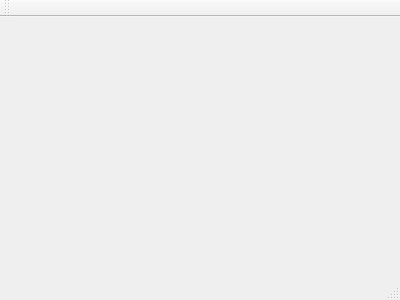
The window that src/mainwindow.ui (mige/Floco) describes before a commit, drawn with Qt 5.
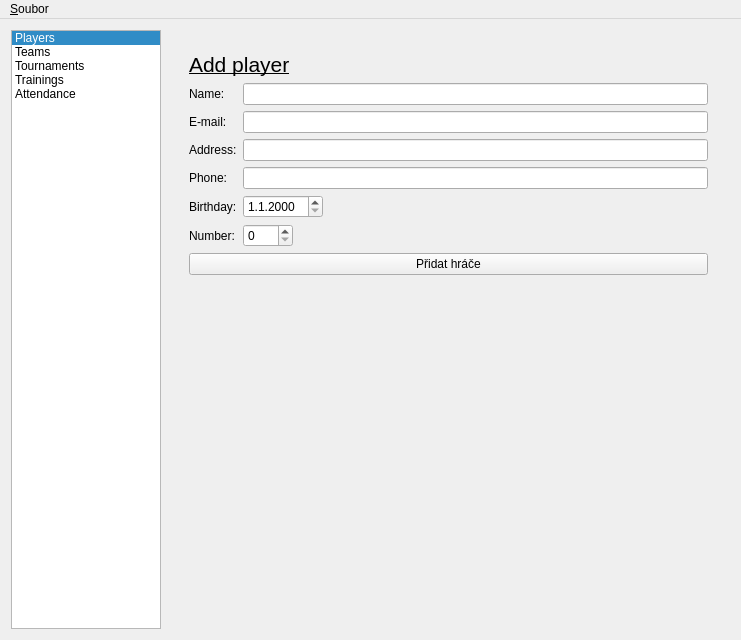
The same window after the commit. The open tabs and pages were chosen to show the change. Icons and pictures are not drawn.

The edit to the form file:
```diff
--- a/src/mainwindow.ui
+++ b/src/mainwindow.ui
@@ -1,24 +1,293 @@
 <ui version="4.0">
  <class>MainWindow</class>
- <widget class="QMainWindow" name="MainWindow" >
-  <property name="geometry" >
+ <widget class="QMainWindow" name="MainWindow">
+  <property name="geometry">
    <rect>
     <x>0</x>
     <y>0</y>
-    <width>400</width>
-    <height>300</height>
+    <width>741</width>
+    <height>640</height>
    </rect>
   </property>
   <property name="windowTitle" >
    <string>MainWindow</string>
   </property>
-  <widget class="QMenuBar" name="menuBar" />
-  <widget class="QToolBar" name="mainToolBar" />
-  <widget class="QWidget" name="centralWidget" />
-  <widget class="QStatusBar" name="statusBar" />
+  <property name="windowIcon">
+   <iconset resource="resources.qrc">
+    <normaloff>:/icons/icons/floco-128.png</normaloff>:/icons/icons/floco-128.png</iconset>
+  </property>
+  <widget class="QWidget" name="centralWidget">
+   <layout class="QHBoxLayout" name="horizontalLayout">
+    <item>
+     <widget class="QListWidget" name="listWidget">
+      <property name="maximumSize">
+       <size>
+        <width>150</width>
+        <height>16777215</height>
+       </size>
+      </property>
+      <property name="showDropIndicator" stdset="0">
+       <bool>false</bool>
+      </property>
+      <property name="iconSize">
+       <size>
+        <width>48</width>
+        <height>48</height>
+       </size>
+      </property>
+      <property name="uniformItemSizes">
+       <bool>true</bool>
+      </property>
+      <property name="currentRow">
+       <number>0</number>
+      </property>
+      <item>
+       <property name="text">
+        <string>Players</string>
+       </property>
+       <property name="icon">
+        <iconset resource="resources.qrc">
+         <normaloff>:/icons/icons/player-48.png</normaloff>:/icons/icons/player-48.png</iconset>
+       </property>
+      </item>
+      <item>
+       <property name="text">
+        <string>Teams</string>
+       </property>
+       <property name="icon">
+        <iconset resource="resources.qrc">
+         <normaloff>:/icons/icons/team-48.png</normaloff>:/icons/icons/team-48.png</iconset>
+       </property>
+      </item>
+      <item>
+       <property name="text">
+        <string>Tournaments</string>
+       </property>
+       <property name="icon">
+        <iconset resource="resources.qrc">
+         <normaloff>:/icons/icons/tournament-48.png</normaloff>:/icons/icons/tournament-48.png</iconset>
+       </property>
+      </item>
+      <item>
+       <property name="text">
+        <string>Trainings</string>
+       </property>
+       <property name="icon">
+        <iconset resource="resources.qrc">
+         <normaloff>:/icons/icons/training-48.png</normaloff>:/icons/icons/training-48.png</iconset>
+       </property>
+      </item>
+      <item>
+       <property name="text">
+        <string>Attendance</string>
+       </property>
+       <property name="icon">
+        <iconset resource="resources.qrc">
+         <normaloff>:/icons/icons/attendance-48.png</normaloff>:/icons/icons/attendance-48.png</iconset>
+       </property>
+      </item>
+     </widget>
+    </item>
+    <item>
+     <widget class="QStackedWidget" name="stackedWidget">
+      <property name="currentIndex">
+       <number>0</number>
+      </property>
+      <widget class="QWidget" name="pagePlayers">
+       <layout class="QVBoxLayout" name="verticalLayout">
+        <item>
+         <widget class="QStackedWidget" name="stackedWidgetPlayers">
+          <widget class="QWidget" name="pagePlayersShow">
+           <layout class="QVBoxLayout" name="verticalLayout_2">
+            <item>
+             <widget class="QTreeView" name="treeView"/>
+            </item>
+            <item>
+             <widget class="QPushButton" name="pushButton">
+              <property name="text">
+               <string>Nový hráč</string>
+              </property>
+              <property name="icon">
+               <iconset resource="resources.qrc">
+                <normaloff>:/icons/icons/add-32.png</normaloff>:/icons/icons/add-32.png</iconset>
+              </property>
+              <property name="iconSize">
+               <size>
+                <width>32</width>
+                <height>32</height>
+               </size>
+              </property>
+             </widget>
+            </item>
+           </layout>
+          </widget>
+          <widget class="QWidget" name="pageDetailPlayer"/>
+          <widget class="QWidget" name="pageAddPlayer">
+           <layout class="QVBoxLayout" name="verticalLayout_3">
+            <item>
+             <widget class="QLabel" name="label">
+              <property name="font">
+               <font>
+                <pointsize>16</pointsize>
+                <weight>50</weight>
+                <bold>false</bold>
+                <underline>true</underline>
+               </font>
+              </property>
+              <property name="text">
+               <string>Add player</string>
+              </property>
+             </widget>
+            </item>
+            <item>
+             <layout class="QFormLayout" name="formLayout">
+              <item row="0" column="0">
+               <widget class="QLabel" name="label_2">
+                <property name="text">
+                 <string>Name:</string>
+                </property>
+               </widget>
+              </item>
+              <item row="0" column="1">
+               <widget class="QLineEdit" name="lineEdit"/>
+              </item>
+              <item row="1" column="0">
+               <widget class="QLabel" name="label_3">
+                <property name="text">
+                 <string>E-mail:</string>
+                </property>
+               </widget>
+              </item>
+              <item row="1" column="1">
+               <widget class="QLineEdit" name="lineEdit_2"/>
+              </item>
+              <item row="2" column="0">
+               <widget class="QLabel" name="label_4">
+                <property name="text">
+                 <string>Address:</string>
+                </property>
+               </widget>
+              </item>
+              <item row="2" column="1">
+               <widget class="QLineEdit" name="lineEdit_3"/>
+              </item>
+              <item row="3" column="0">
+               <widget class="QLabel" name="label_5">
+                <property name="text">
+                 <string>Phone:</string>
+                </property>
+               </widget>
+              </item>
+              <item row="3" column="1">
+               <widget class="QLineEdit" name="lineEdit_4"/>
+              </item>
+              <item row="4" column="0">
+               <widget class="QLabel" name="label_6">
+                <property name="text">
+                 <string>Birthday:</string>
+                </property>
+               </widget>
+              </item>
+              <item row="4" column="1">
+               <widget class="QDateEdit" name="dateEdit">
+                <property name="maximumSize">
+                 <size>
+                  <width>80</width>
+                  <height>16777215</height>
+                 </size>
+                </property>
+                <property name="displayFormat">
+                 <string>d.M.yyyy</string>
+                </property>
+               </widget>
+              </item>
+              <item row="5" column="0">
+               <widget class="QLabel" name="label_7">
+                <property name="text">
+                 <string>Number:</string>
+                </property>
+               </widget>
+              </item>
+              <item row="5" column="1">
+               <widget class="QSpinBox" name="spinBox">
+                <property name="maximumSize">
+                 <size>
+                  <width>50</width>
+                  <height>16777215</height>
+                 </size>
+                </property>
+               </widget>
+              </item>
+             </layout>
+            </item>
+            <item>
+             <widget class="QPushButton" name="pushButton_2">
+              <property name="text">
+               <string>Přidat hráče</string>
+              </property>
+             </widget>
+            </item>
+            <item>
+             <spacer name="verticalSpacer">
+              <property name="orientation">
+               <enum>Qt::Vertical</enum>
+              </property>
+              <property name="sizeHint" stdset="0">
+               <size>
+                <width>20</width>
+                <height>40</height>
+               </size>
+              </property>
+             </spacer>
+            </item>
+           </layout>
+          </widget>
+         </widget>
+        </item>
+       </layout>
+      </widget>
+      <widget class="QWidget" name="page_2"/>
+     </widget>
+    </item>
+   </layout>
+  </widget>
+  <widget class="QMenuBar" name="menuBar">
+   <property name="geometry">
+    <rect>
+     <x>0</x>
+     <y>0</y>
+     <width>741</width>
+     <height>25</height>
+    </rect>
+   </property>
+   <widget class="QMenu" name="menuSoubor">
+    <property name="title">
+     <string>&amp;Soubor</string>
+    </property>
+   </widget>
+   <addaction name="menuSoubor"/>
+  </widget>
  </widget>
- <layoutDefault spacing="6" margin="11" />
- <pixmapfunction></pixmapfunction>
- <resources/>
- <connections/>
+ <layoutdefault spacing="6" margin="11"/>
+ <resources>
+  <include location="resources.qrc"/>
+ </resources>
+ <connections>
+  <connection>
+   <sender>listWidget</sender>
+   <signal>currentRowChanged(int)</signal>
+   <receiver>stackedWidget</receiver>
+   <slot>setCurrentIndex(int)</slot>
+   <hints>
+    <hint type="sourcelabel">
+     <x>72</x>
+     <y>436</y>
+    </hint>
+    <hint type="destinationlabel">
+     <x>227</x>
+     <y>375</y>
+    </hint>
+   </hints>
+  </connection>
+ </connections>
 </ui>
```
Left out of the diff: 5 changed lines with no effect on the pictures.
